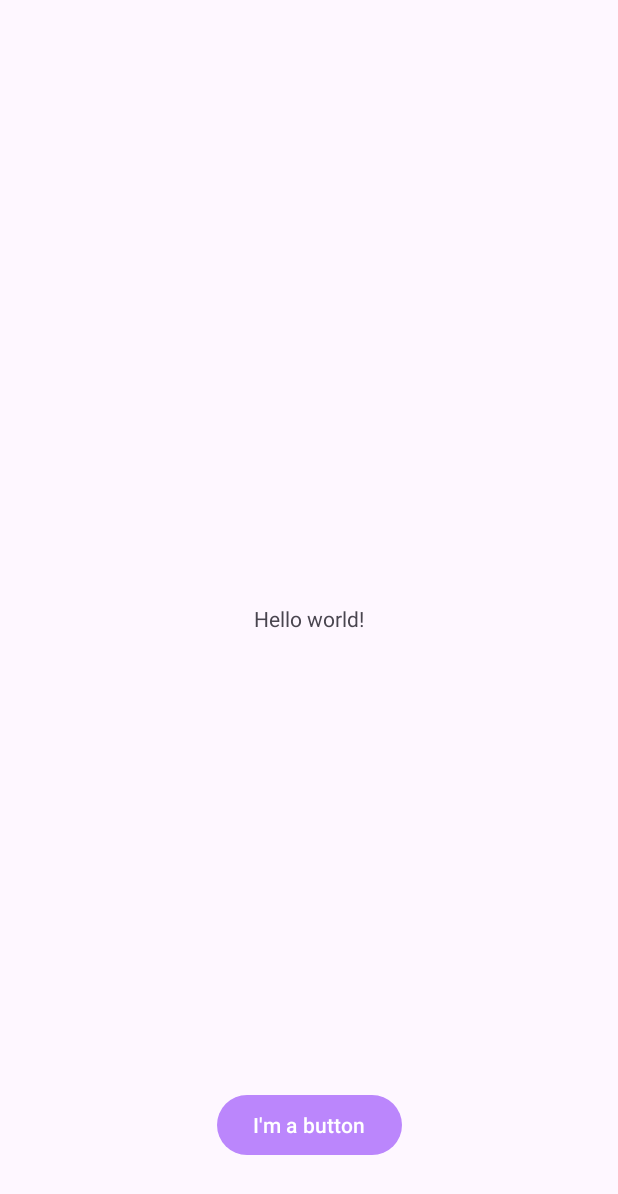
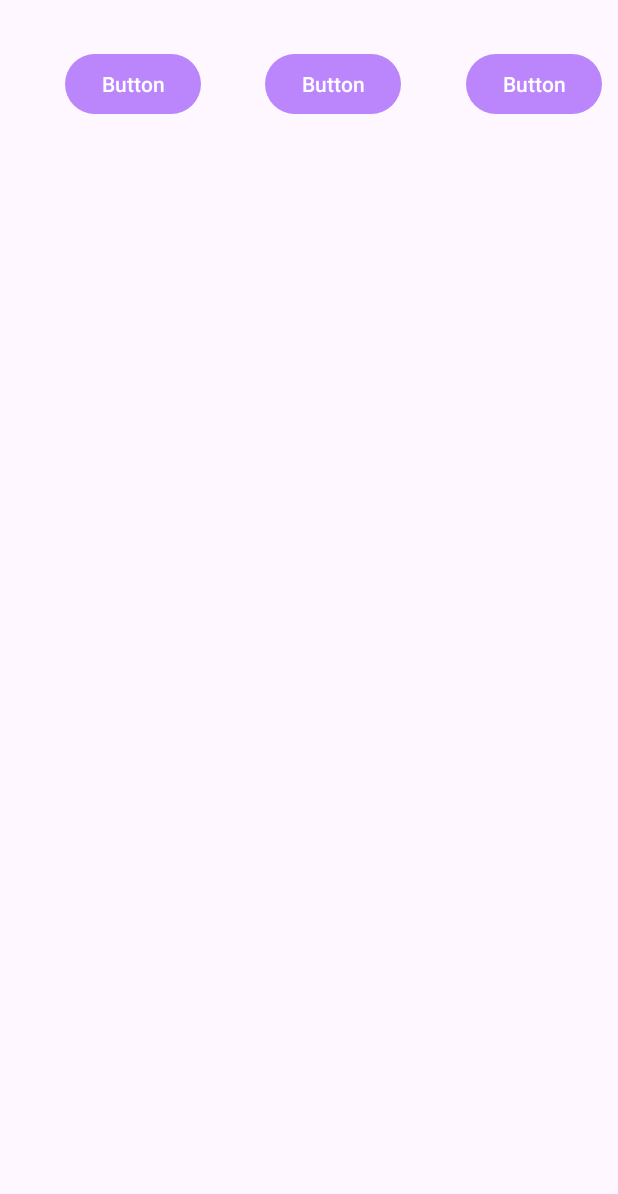
Before and after one commit to AsthaPundir/MyAndroidLabs, an Android app: the screen it shows after launch (MainActivity), on a phone screen of 412 x 824 dp. Shown: the top 1194 px of the screen. Run offline under Robolectric (Android 15) with nearby library versions, the phone set to English and light mode, and no system bars.

Commit message:
Finished Step 2

```diff
--- a/app/src/main/res/layout/activity_main.xml
+++ b/app/src/main/res/layout/activity_main.xml
@@ -2,27 +2,42 @@
 <androidx.constraintlayout.widget.ConstraintLayout xmlns:android="http://schemas.android.com/apk/res/android"
     xmlns:app="http://schemas.android.com/apk/res-auto"
     xmlns:tools="http://schemas.android.com/tools"
+    android:id="@+id/relativeLayout"
     android:layout_width="match_parent"
     android:layout_height="match_parent"
     tools:context=".MainActivity">
 
-    <TextView
+    <Button
+        android:id="@+id/button1"
         android:layout_width="wrap_content"
         android:layout_height="wrap_content"
-        android:text="@string/hello_message"
-        app:layout_constraintBottom_toBottomOf="parent"
-        app:layout_constraintEnd_toEndOf="parent"
+        android:layout_marginStart="32dp"
+        android:layout_marginTop="32dp"
+        android:text="Button"
+        app:layout_constraintEnd_toStartOf="@+id/button2"
+        app:layout_constraintHorizontal_bias="0.5"
         app:layout_constraintStart_toStartOf="parent"
         app:layout_constraintTop_toTopOf="parent" />
 
     <Button
+        android:id="@+id/button2"
         android:layout_width="wrap_content"
         android:layout_height="wrap_content"
-        android:layout_marginBottom="50dp"
-        android:text="@string/button_message"
-        app:layout_constraintBottom_toBottomOf="parent"
+        android:layout_marginStart="32dp"
+        android:text="Button"
+        app:layout_constraintEnd_toStartOf="@+id/button3"
+        app:layout_constraintHorizontal_bias="0.5"
+        app:layout_constraintStart_toEndOf="@+id/button1"
+        app:layout_constraintTop_toTopOf="@+id/button1" />
+
+    <Button
+        android:id="@+id/button3"
+        android:layout_width="wrap_content"
+        android:layout_height="wrap_content"
+        android:layout_marginStart="32dp"
+        android:text="Button"
         app:layout_constraintEnd_toEndOf="parent"
         app:layout_constraintHorizontal_bias="0.5"
-        app:layout_constraintStart_toStartOf="parent" />
-
+        app:layout_constraintStart_toEndOf="@+id/button2"
+        app:layout_constraintTop_toTopOf="@+id/button2" />
 </androidx.constraintlayout.widget.ConstraintLayout>
```
